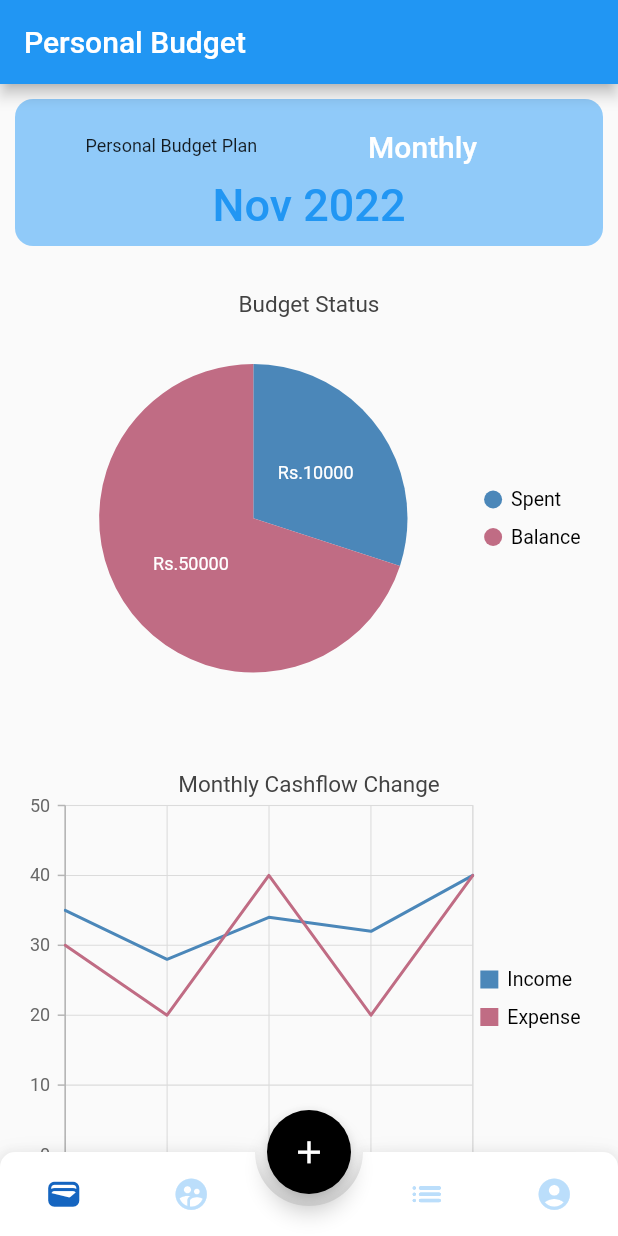
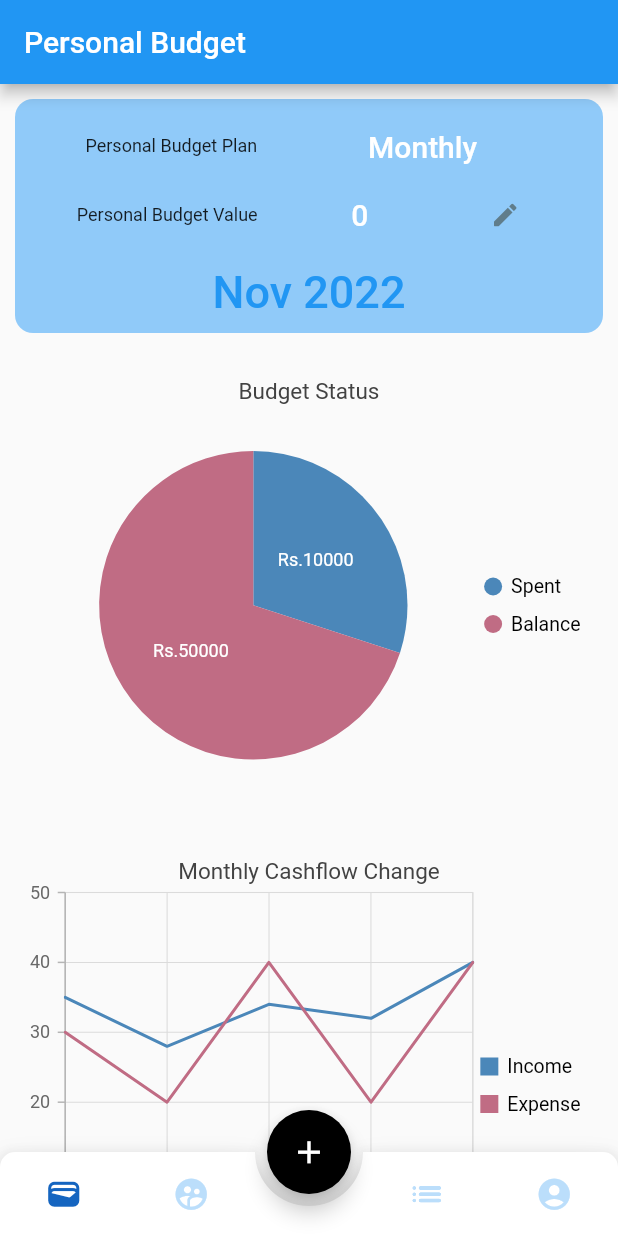
Before and after one commit to mtbstn24/budget-monitor-flutter, a Flutter app: the screen it shows once a user with an empty profile is signed in, on a phone screen of 412 x 824 dp. Run offline on Flutter 3.47's test engine with Material 2 defaults, Android fonts, the phone set to English and light mode, and no system bars; drawn by our look-alikes of animated_bottom_navigation_bar; our stand-ins replace cloud_firestore, firebase_auth, firebase_core, google_sign_in, syncfusion_flutter_charts; missing offline and left inert: dart:ffi; accounts and stored records are empty; network calls fail.

Commit message:
add budget edit dialog box

```diff
--- a/lib/personal.dart
+++ b/lib/personal.dart
@@ -1,3 +1,5 @@
+import 'dart:ffi';
+
 import 'package:firebase_core/firebase_core.dart';
 import 'package:firebase_flutter/auth.dart';
 import 'package:firebase_flutter/home.dart';
@@ -16,6 +18,21 @@ class PersonalPage extends StatefulWidget {
 }
 
 class _PersonalPageState extends State<PersonalPage> {
+  late TextEditingController budgetController;
+  num budgetValue = 0;
+
+  @override
+  void initState() {
+    super.initState();
+    budgetController = TextEditingController();
+  }
+
+  @override
+  void dispose() {
+    budgetController.dispose();
+    super.dispose();
+  }
+
   void signOut() async {
     await FirebaseAuth.instance.signOut();
   }
@@ -24,7 +41,21 @@ class _PersonalPageState extends State<PersonalPage> {
   Widget build(BuildContext context) {
     return Scaffold(
         resizeToAvoidBottomInset: false,
-      appBar: AppBar(title: const Text("Personal Budget")),
+        appBar: AppBar(
+          title: const Text("Personal Budget"),
+          // actions: [
+          //   IconButton(
+          //     onPressed: () async {
+          //         final budgetValue = await openDialog();
+          //         if(budgetValue == null || budgetValue == 0 as num) return;
+          //         setState(() {
+          //           this.budgetValue = budgetValue;
+          //         });
+          //       },
+          //     icon: const Icon(Icons.settings),
+          //   )
+          // ],
+        ),
         body: Center(
           child: SingleChildScrollView(
               child: Column(
@@ -63,6 +94,42 @@ class _PersonalPageState extends State<PersonalPage> {
                         height: 10,
                       ),
                       Row(
+                          mainAxisAlignment: MainAxisAlignment.spaceEvenly,
+                          children: [
+                            const Text("Personal Budget Value",
+                                style: TextStyle(fontSize: 12)),
+                            const SizedBox(
+                              height: 10,
+                            ),
+                            Text('$budgetValue',
+                                style: const TextStyle(
+                                    fontSize: 20,
+                                    fontWeight: FontWeight.w500,
+                                    color: Colors.white)),
+                            const SizedBox(
+                              height: 10,
+                              width: 5,
+                            ),
+                            IconButton(
+                              onPressed: () async {
+                                final budgetValue = await openDialog(this.budgetValue);
+                                if (budgetValue == null ||
+                                    budgetValue == 0) return;
+                                setState(() {
+                                  this.budgetValue = budgetValue;
+                                });
+                              },
+                              icon: const Icon(
+                                Icons.edit_rounded,
+                                color: Colors.blueGrey,
+                                size: 20.0,
+                              ),
+                            )
+                          ]),
+                      const SizedBox(
+                        height: 10,
+                      ),
+                      Row(
                           mainAxisAlignment: MainAxisAlignment.center,
                           children: const [
                             Text("Nov" " " "2022",
@@ -87,12 +154,54 @@ class _PersonalPageState extends State<PersonalPage> {
               ),
               ElevatedButton(
                 onPressed: signOut,
-            style:
-                ElevatedButton.styleFrom(padding: const EdgeInsets.all(20.0)),
+                style: ElevatedButton.styleFrom(
+                    padding: const EdgeInsets.all(20.0)),
                 child: const Text("Sign Out"),
               ),
             ],
           )),
         ));
   }
+
+  Future<num?> openDialog(value) {
+    // setState(() {
+    //   budgetController.text = num.parse(value);
+    // });
+    return showDialog<num>(
+        context: context,
+        builder: (context) => AlertDialog(
+          title: const Text("Enter Details"),
+          content: Column(
+            children: [
+              TextField(
+                autofocus: true,
+                decoration: const InputDecoration(hintText: 'Monthly Budget'),
+                controller: budgetController,
+                keyboardType: TextInputType.number,
+                onSubmitted: (_) => submit(),
+              )
+            ],
+          ),
+          actions: [
+            TextButton(
+              onPressed: submit,
+              child: const Text('SUBMIT'),
+            ),
+            TextButton(
+              onPressed: cancel,
+              child: const Text('CANCEL'),
+            )
+          ],
+        ),
+      );
   }
+
+  void submit() {
+    Navigator.of(context).pop(num.parse(budgetController.text));
+  }
+
+  void cancel() {
+    Navigator.of(context).pop(this.budgetValue);
+  }
+
+}
```
Lines whose indentation alone changed are shown as unchanged.
